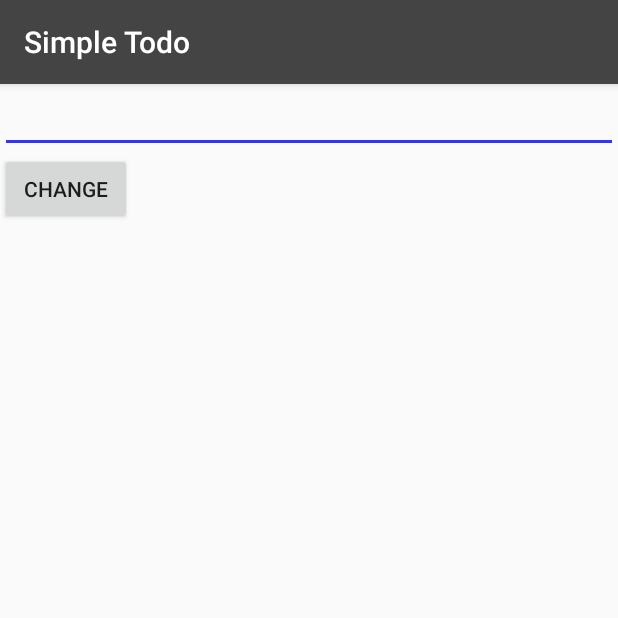
After one commit to robertvunabandi/SimpleTodo, an Android app: the EditActivity screen opened directly, with no data from a screen before it, on a phone screen of 412 x 824 dp, the top half of it. The commit adds this screen. Run offline under Robolectric (Android 15) with nearby library versions, the phone set to English and light mode, and no system bars.

Commit message:
Made changes. Editting is not complete!!

```diff
--- a/app/src/main/AndroidManifest.xml
+++ b/app/src/main/AndroidManifest.xml
@@ -16,6 +16,7 @@
                 <category android:name="android.intent.category.LAUNCHER" />
             </intent-filter>
         </activity>
+        <activity android:name=".EditActivity"></activity>
     </application>
 
 </manifest>
--- /dev/null
+++ b/app/src/main/java/com/codepath/simpletodo/EditActivity.java
@@ -0,0 +1,36 @@
+package com.codepath.simpletodo;
+
+import android.os.Bundle;
+import android.support.v7.app.AppCompatActivity;
+import android.view.View;
+import android.widget.ArrayAdapter;
+import android.widget.EditText;
+
+public class EditActivity extends AppCompatActivity {
+
+    public final static String ITEM_TEXT = "itemText";
+    public final static String ITEM_POSITION = "itemPosition";
+    ArrayAdapter<String> itemsAdapter;
+    public String position;
+
+
+    @Override
+    protected void onCreate(Bundle savedInstanceState) {
+        super.onCreate(savedInstanceState);
+        setContentView(R.layout.activity_edit);
+        String content = getIntent().getStringExtra(ITEM_TEXT);
+
+        position = getIntent().getStringExtra(ITEM_POSITION);
+
+        EditText etNewItem = (EditText) findViewById(R.id.editText);
+        etNewItem.setText(content);
+    }
+
+    public void onSubmit(View v) {
+        EditText etNewItem = (EditText) findViewById(R.id.etNewItem);
+        String itemText = etNewItem.getText().toString();
+
+        // closes the activity and returns to first screen
+        this.finish();
+    }
+}
--- /dev/null
+++ b/app/src/main/res/layout/activity_edit.xml
@@ -0,0 +1,35 @@
+<?xml version="1.0" encoding="utf-8"?>
+<RelativeLayout xmlns:android="http://schemas.android.com/apk/res/android"
+    xmlns:app="http://schemas.android.com/apk/res-auto"
+    xmlns:tools="http://schemas.android.com/tools"
+    android:layout_width="match_parent"
+    android:layout_height="match_parent"
+    tools:context="com.codepath.simpletodo.EditActivity">
+
+    <EditText
+        android:id="@+id/editText"
+        android:layout_width="298dp"
+        android:layout_height="46dp"
+        android:ems="10"
+        android:inputType="textPersonName"
+        android:text="Name"
+        tools:layout_editor_absoluteX="43dp"
+        tools:layout_editor_absoluteY="81dp"
+        android:layout_alignParentTop="true"
+        android:layout_alignParentLeft="true"
+        android:layout_alignParentStart="true"
+        android:layout_alignParentRight="true"
+        android:layout_alignParentEnd="true" />
+
+    <Button
+        android:id="@+id/editTextSubmit"
+        android:layout_width="wrap_content"
+        android:layout_height="wrap_content"
+        android:text="Change"
+        tools:layout_editor_absoluteX="146dp"
+        tools:layout_editor_absoluteY="136dp"
+        android:layout_below="@+id/editText"
+        android:layout_alignParentLeft="true"
+        android:layout_alignParentStart="true"
+        android:onClick="onSubmit" />
+</RelativeLayout>
--- a/app/src/main/res/values/colors.xml
+++ b/app/src/main/res/values/colors.xml
@@ -1,6 +1,6 @@
 <?xml version="1.0" encoding="utf-8"?>
 <resources>
-    <color name="colorPrimary">#00E676</color>
-    <color name="colorPrimaryDark">#00C853</color>
-    <color name="colorAccent">#FDD835</color>
+    <color name="colorPrimary">#444</color>
+    <color name="colorPrimaryDark">#000</color>
+    <color name="colorAccent">#33F</color>
 </resources>
```
Also changed, not shown: app/src/main/java/com/codepath/simpletodo/MainActivity.java (+33 -1 lines), app/src/main/res/layout/activity_main.xml (+11 -7 lines).
